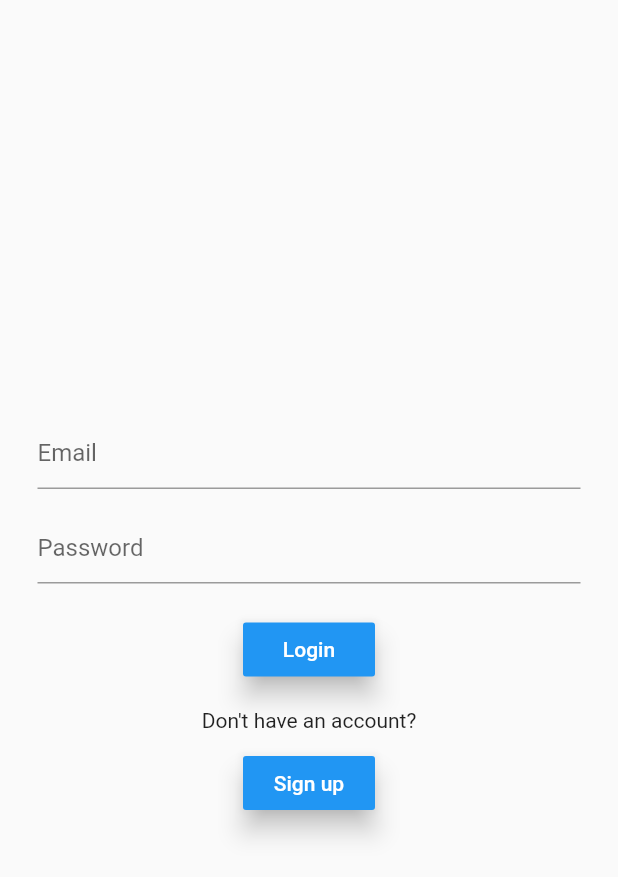
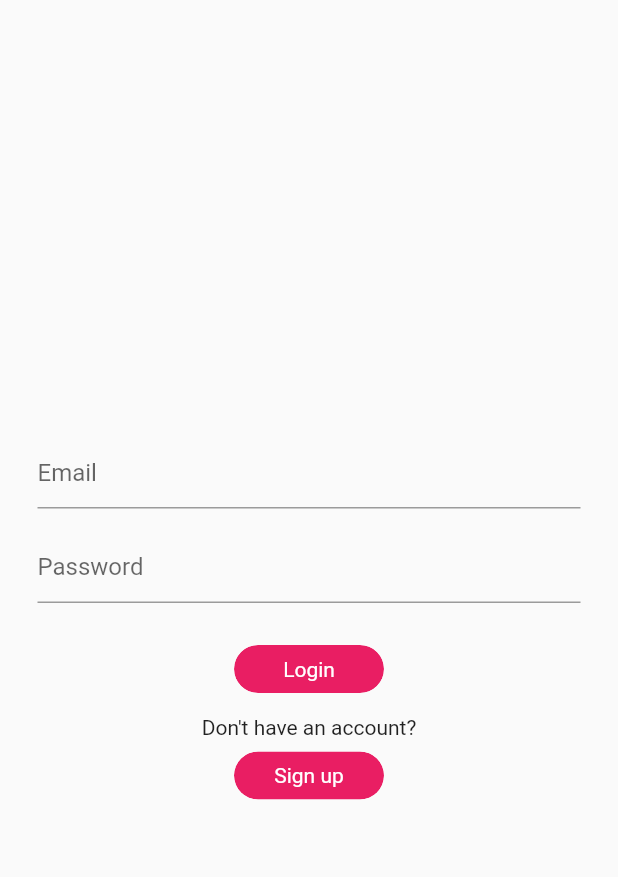
Before and after one commit to Tomino98sv/wardrobeAndroid, a Flutter app: the LoginPage screen opened directly, on a phone screen of 412 x 824 dp. Shown: the top 877 px of the screen. Run offline on Flutter 3.47's test engine with Material 2 defaults, Android fonts, the phone set to English and light mode, and no system bars; our stand-ins replace cloud_firestore, firebase_auth, firebase_storage, flutter_slidable, google_sign_in, image_picker and 1 more; missing offline and left inert: flutter_advanced_networkimage; accounts and stored records are empty; Roboto replaces fonts that are missing (Quicksand).

Commit message:
changing design of button - login email

```diff
--- a/lib/bl/mainLoginPage.dart
+++ b/lib/bl/mainLoginPage.dart
@@ -35,7 +35,7 @@ class _QuickBeeState extends State<QuickBee> {
                       style: new TextStyle(
                         fontSize: 50.0,
                         color: Colors.white,
-                        fontFamily: 'Alyfe_Demo', //neberie
+                        fontFamily: 'Alyfe_Demo',
                       ),
                       textAlign: TextAlign.center,
                     )
--- a/lib/bl/videjko/loginpage.dart
+++ b/lib/bl/videjko/loginpage.dart
@@ -50,35 +50,58 @@ class LoginPage extends StatefulWidget {
               obscureText: true,
             ),
             SizedBox(height: 20.0),
-            RaisedButton(
-              child: Text('Login'),
-              color: Colors.blue,
-              textColor: Colors.white,
-              elevation: 7.0,
-              onPressed: (){
-                FirebaseAuth.instance
-                    .signInWithEmailAndPassword(
-                    email: _email, password: _password)
-                    .then((FirebaseUser user){
+            Container(
+              margin: EdgeInsets.only(top: 8.0),
+              child: ClipRRect(
+                borderRadius: BorderRadius.circular(30.0),
+                child: Material(
+                  color: Colors.pink,
+                  borderRadius: BorderRadius.circular(30.0),
+                  child: InkWell(
+                    splashColor: Colors.pink[400],
+                    onTap:  () {FirebaseAuth.instance
+                        .signInWithEmailAndPassword(
+                        email: _email, password: _password)
+                        .then((FirebaseUser user){
                       Navigator.of(context).pushReplacementNamed('/homepage');
                     })
-                    .catchError((e){
+                        .catchError((e){
                       print("NO LOGGING");
                       print(e);
-                });
-              },
+                    });},
+                    child: Container(
+                      width: 100.0,
+                      alignment: Alignment.center,
+                      padding: EdgeInsets.symmetric(vertical: 8.0),
+                      child: Text('Login',style: TextStyle(color: Colors.white),
+                      ),
+                    ),
+                  ),
+                ),
+              ),
             ),
             SizedBox(height: 15.0),
             Text('Don\'t have an account?'),
-            SizedBox(height: 10.0),
-            RaisedButton(
-              child: Text('Sign up'),
-              color: Colors.blue,
-              textColor: Colors.white,
-              elevation: 7.0,
-              onPressed: (){
-                Navigator.of(context).pushNamed('/signup');
-              },
+            Container(
+              margin: EdgeInsets.only(top: 8.0),
+              child: ClipRRect(
+                borderRadius: BorderRadius.circular(30.0),
+                child: Material(
+                  color: Colors.pink,
+                  borderRadius: BorderRadius.circular(30.0),
+                    child: InkWell(
+                    splashColor: Colors.pink[400],
+                      onTap:  () {Navigator.of(context).pushNamed('/signup');},
+                        child: Container(
+                          width: 100.0,
+                          alignment: Alignment.center,
+                          padding: EdgeInsets.symmetric(vertical: 8.0),
+                          child: Text('Sign up',style: TextStyle(color: Colors.white),
+                          ),
+                        ),
+                    ),
+                ),
+              ),
             )
           ],
         ),
--- a/lib/db/model/Item.dart
+++ b/lib/db/model/Item.dart
@@ -32,7 +32,7 @@ class _MyNewItem extends State<MyNewItem> {
     user = await FirebaseAuth.instance.currentUser();
   }
 
-  var _sizes = ['34', '36', '38', '40', '42', '44'];
+  var _sizes = ['34', '36', '38', '40', '42', '44', '46', '48'];
   var _currentItemSelected = '38';
   var _length = ['Mini', 'Midi', 'Maxi', 'Oversize'];
   var _currentLengthSelected = 'Midi';
```
Also changed, not shown: 1 other file.
